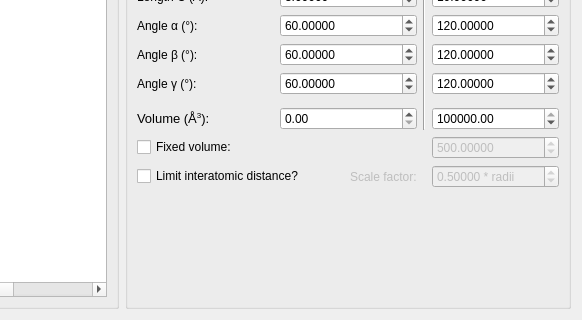
The window that src/xtalopt/ui/tab_init.ui (xtalopt/XtalOpt) describes before a commit, drawn with Qt 5; both pictures show x 338 to 920 and y 133 to 453 of the 920 by 453 pixel window.
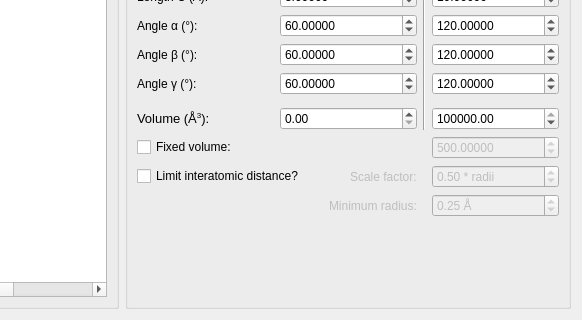
The same window after the commit.

Commit message: Make the hard limit on the minimum radius customizable.

```diff
--- a/src/xtalopt/ui/tab_init.ui
+++ b/src/xtalopt/ui/tab_init.ui
@@ -481,7 +481,7 @@
          <string> * radii</string>
         </property>
         <property name="decimals">
-         <number>5</number>
+         <number>2</number>
         </property>
         <property name="maximum">
          <double>1.000000000000000</double>
@@ -494,7 +494,7 @@
         </property>
        </widget>
       </item>
-      <item row="13" column="3">
+      <item row="14" column="3">
        <spacer name="verticalSpacer_2">
         <property name="orientation">
          <enum>Qt::Vertical</enum>
@@ -544,6 +544,55 @@
         </item>
        </layout>
       </item>
+      <item row="13" column="0" colspan="2">
+       <layout class="QHBoxLayout" name="horizontalLayout_3">
+        <item>
+         <spacer name="horizontalSpacer_2">
+          <property name="orientation">
+           <enum>Qt::Horizontal</enum>
+          </property>
+          <property name="sizeHint" stdset="0">
+           <size>
+            <width>40</width>
+            <height>20</height>
+           </size>
+          </property>
+         </spacer>
+        </item>
+        <item>
+         <widget class="QLabel" name="label_9">
+          <property name="enabled">
+           <bool>false</bool>
+          </property>
+          <property name="text">
+           <string>Minimum radius:</string>
+          </property>
+          <property name="buddy">
+           <cstring>spin_minRadius</cstring>
+          </property>
+         </widget>
+        </item>
+       </layout>
+      </item>
+      <item row="13" column="3">
+       <widget class="QDoubleSpinBox" name="spin_minRadius">
+        <property name="enabled">
+         <bool>false</bool>
+        </property>
+        <property name="suffix">
+         <string> Å</string>
+        </property>
+        <property name="decimals">
+         <number>2</number>
+        </property>
+        <property name="singleStep">
+         <double>0.050000000000000</double>
+        </property>
+        <property name="value">
+         <double>0.250000000000000</double>
+        </property>
+       </widget>
+      </item>
      </layout>
     </widget>
    </item>
```
Left out of the diff: 38 changed lines with no effect on the pictures. The commit also changes 2 other files.
